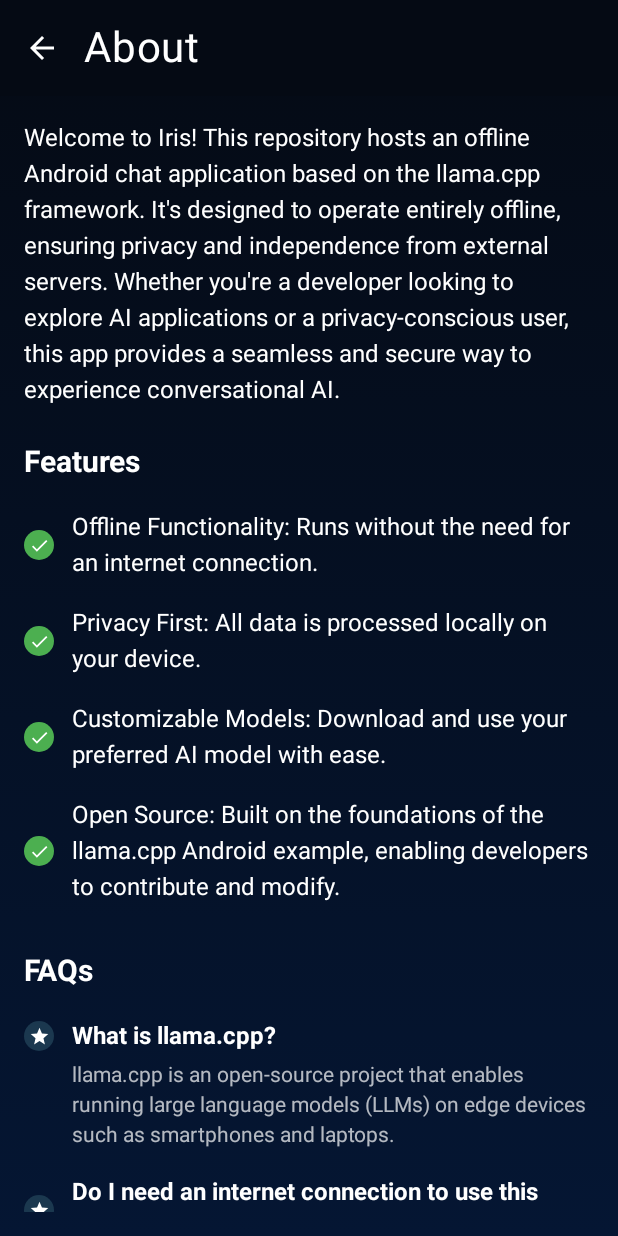
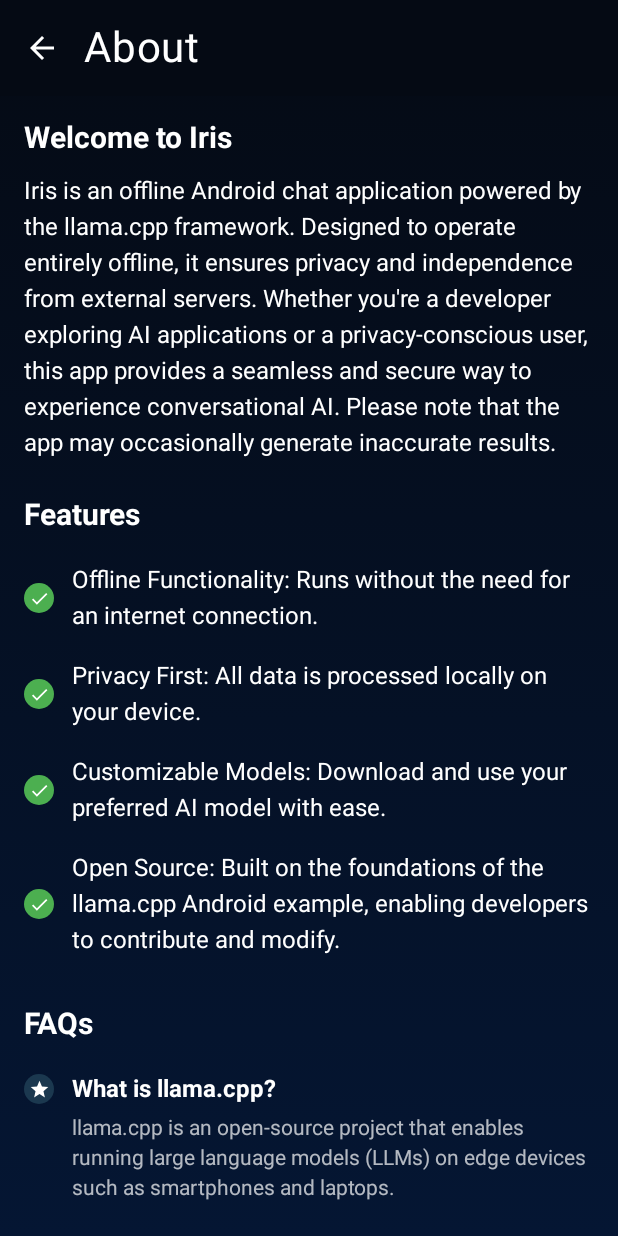
Before and after one commit to nerve-sparks/iris_android, an Android app built with Jetpack Compose: the AboutScreen screen opened through its navigation route, on a phone screen of 412 x 824 dp. Run offline under Robolectric (Android 15) with nearby library versions, the phone set to English and light mode, and no system bars; pictures from the network do not load.

Commit message:
improved about page content

```diff
--- a/app/src/main/java/com/nervesparks/iris/ui/AboutScreen.kt
+++ b/app/src/main/java/com/nervesparks/iris/ui/AboutScreen.kt
@@ -44,8 +44,11 @@
             .padding(16.dp)
     ) {
         item {
+            SectionHeader(text = "Welcome to Iris")
+        }
+        item {
             Text(
-                text = "Welcome to Iris! This repository hosts an offline Android chat application based on the llama.cpp framework. It's designed to operate entirely offline, ensuring privacy and independence from external servers. Whether you're a developer looking to explore AI applications or a privacy-conscious user, this app provides a seamless and secure way to experience conversational AI.",
+                text = "Iris is an offline Android chat application powered by the llama.cpp framework. Designed to operate entirely offline, it ensures privacy and independence from external servers. Whether you're a developer exploring AI applications or a privacy-conscious user, this app provides a seamless and secure way to experience conversational AI. Please note that the app may occasionally generate inaccurate results.",
                 fontSize = 16.sp,
                 color = Color.White,
                 lineHeight = 24.sp
@@ -172,9 +175,20 @@
 
 private val faqs = listOf(
     "What is llama.cpp?" to "llama.cpp is an open-source project that enables running large language models (LLMs) on edge devices such as smartphones and laptops.",
-    "Do I need an internet connection to use this app?" to "No, the app is entirely offline. All operations are performed locally on your device.",
-    "Which AI models are supported?" to "The app supports models compatible with llama.cpp. You can download and integrate them as needed.",
+    "Do I need an internet connection to use this app?" to "Yes, but only to download models to your device. After that, the app operates entirely offline. All operations are performed locally on your device.",
+    "Which AI models are supported?" to "The app supports GGUF models. You can download and integrate them as needed.",
     "Is my data safe while using this app?" to "Yes, since the app works offline, no data is transmitted to external servers, ensuring complete privacy.",
-    "How do I change parameters?" to "Go to Settings > Change Parameters > Modify the parameters and save the changes.",
-    "How do I download models online?" to "You can download models online by providing the model name. Go to Settings > Models > Search Hugging Face models > Enter the model name > Click the search button. A list will be displayed, and you can select the model you want to download."
+    "How do I change parameters?" to "You can adjust thread parameters to modify the text generation speed by navigating to:\n" +
+            "Settings > Change Parameters > Modify the parameters > Save changes.",
+    "How do I download models online?" to "You can download models from Hugging Face by providing the gguf model names:\n" +
+            "\n" +
+            "Go to Settings > Models.\n" +
+            "Click on Search Hugging Face Models.\n" +
+            "Enter the model name and click the search button.\n" +
+            "A list of matching models will appear. Select the model you want to download.",
+    "How do I delete a model?" to "To free up device storage, you can delete downloaded models:\n" +
+            "\n" +
+            "Go to Settings > Models.\n" +
+            "Select the model you want to delete.\n" +
+            "Click the Delete button."
 )
```
